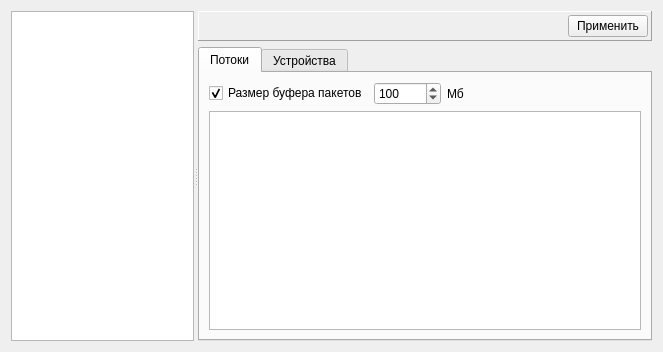
Qt form client/portswindow.ui (ksv141/NetTester) before a commit.
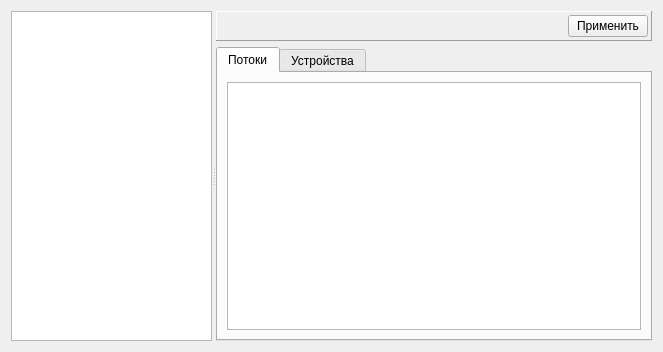
The same form after that commit. Icons and pictures are not drawn. Custom widgets are drawn as their Qt base class.

Patch:
```diff
--- a/client/portswindow.ui
+++ b/client/portswindow.ui
@@ -114,56 +114,6 @@
             <string>Потоки</string>
            </attribute>
            <layout class="QVBoxLayout">
-            <item>
-             <layout class="QHBoxLayout">
-              <item>
-               <widget class="QCheckBox" name="pktBufSizeCheckBox">
-                <property name="text">
-                 <string>Размер буфера пакетов</string>
-                </property>
-                <property name="checked">
-                 <bool>true</bool>
-                </property>
-               </widget>
-              </item>
-              <item>
-               <widget class="QSpinBox" name="pktBufSize">
-                <property name="enabled">
-                 <bool>true</bool>
-                </property>
-                <property name="minimum">
-                 <number>1</number>
-                </property>
-                <property name="maximum">
-                 <number>100000</number>
-                </property>
-                <property name="value">
-                 <number>100</number>
-                </property>
-               </widget>
-              </item>
-              <item>
-               <widget class="QLabel" name="label">
-                <property name="text">
-                 <string>Мб</string>
-                </property>
-               </widget>
-              </item>
-              <item>
-               <spacer>
-                <property name="orientation">
-                 <enum>Qt::Horizontal</enum>
-                </property>
-                <property name="sizeHint" stdset="0">
-                 <size>
-                  <width>40</width>
-                  <height>20</height>
-                 </size>
-                </property>
-               </spacer>
-              </item>
-             </layout>
-            </item>
             <item>
              <widget class="QTableView" name="tvStreamList">
               <property name="sizePolicy">
```
Left out of the diff: 19 changed lines with no effect on the pictures.
